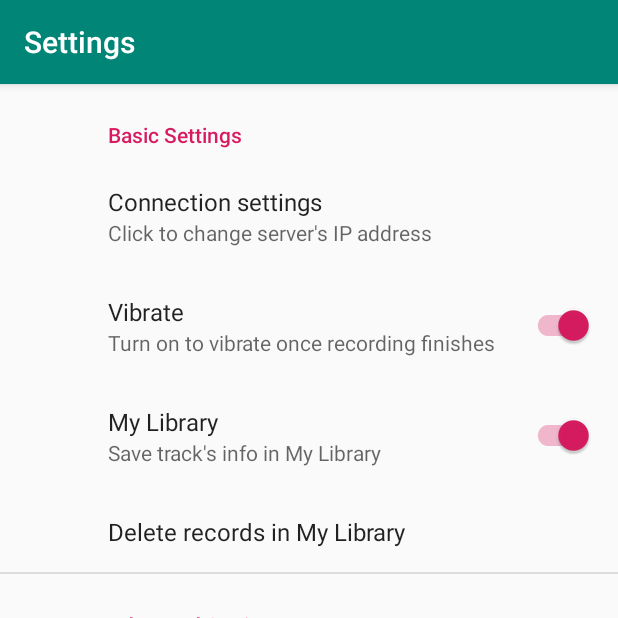
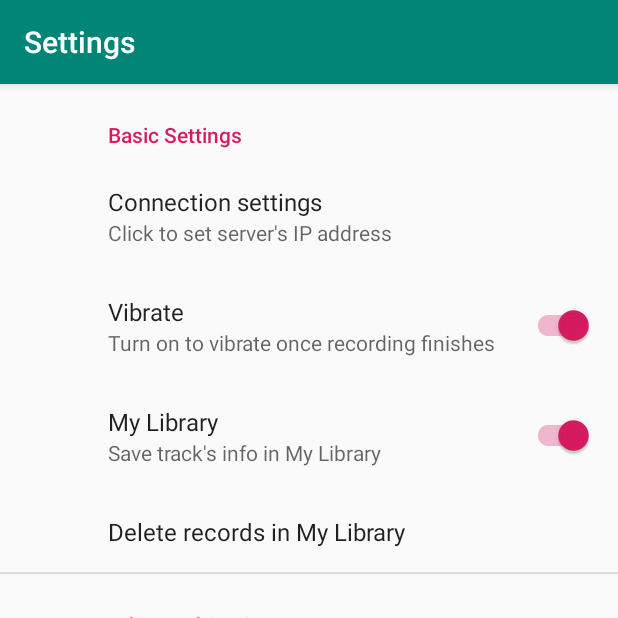
Before and after one commit to dithua/sound-identifier-app, an Android app: the SettingsFragment screen opened directly, with no data from a screen before it, on a phone screen of 412 x 824 dp, the top half of it. Run offline under Robolectric (Android 15) with nearby library versions, the phone set to English and light mode, and no system bars; our stand-ins replace androidx.preference.

Commit message:
minor change in strings.xml

```diff
--- a/app/src/main/res/values/strings.xml
+++ b/app/src/main/res/values/strings.xml
@@ -13,7 +13,7 @@
     <string name="clear_my_library">Delete records in My Library</string>
     <string name="connection_settings">Connect to server settings</string>
     <string name="connection_settings_title">Connection settings</string>
-    <string name="connection_settings_summary">Click to change server\'s IP address</string>
+    <string name="connection_settings_summary">Click to set server\'s IP address</string>
     <string name="save_to_db_switch">Save track\'s info in My Library</string>
     <string name="save_recordings">Save recordings</string>
     <string name="save_recordings_summary">Save recordings into the device</string>
```
Also changed, not shown: 1 other file.
